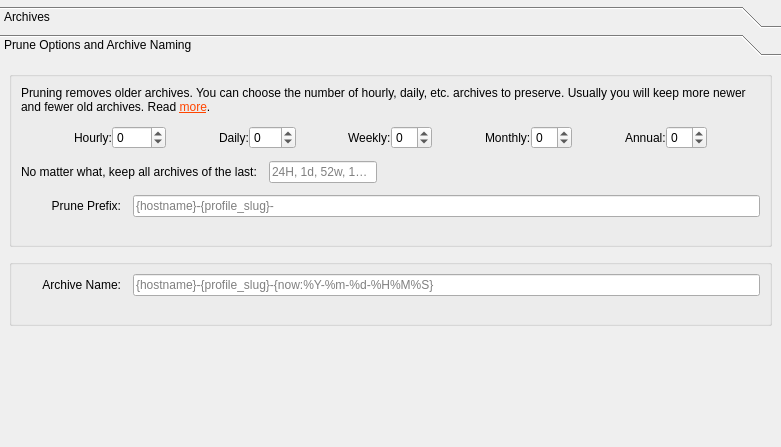
Old version of the form src/vorta/assets/UI/archive_tab.ui in the repository borgbase/vorta.
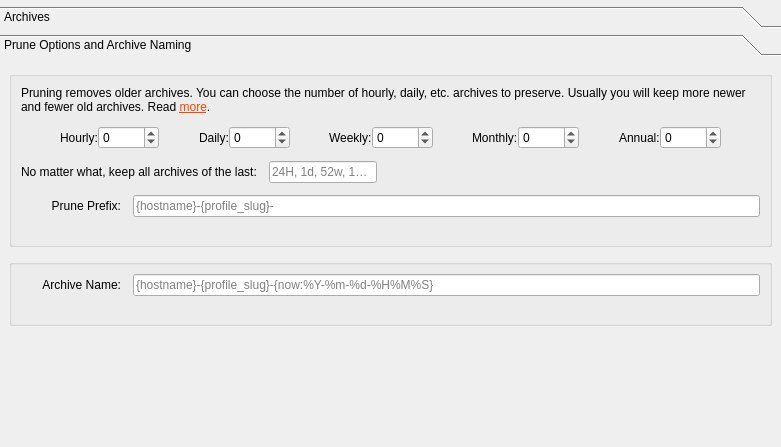
New version of the form. The open tabs and pages were chosen to show the change.

Commit message: Increase archive_tag.ui maximum keep_ limit.

Patch:
```diff
--- a/src/vorta/assets/UI/archive_tab.ui
+++ b/src/vorta/assets/UI/archive_tab.ui
@@ -427,7 +427,7 @@
                <number>-1</number>
               </property>
               <property name="maximum">
-               <number>9999</number>
+               <number>65535</number>
               </property>
              </widget>
             </item>
@@ -460,7 +460,7 @@
                <number>-1</number>
               </property>
               <property name="maximum">
-               <number>999</number>
+               <number>65535</number>
               </property>
              </widget>
             </item>
@@ -492,6 +492,9 @@
               <property name="minimum">
                <number>-1</number>
               </property>
+              <property name="maximum">
+               <number>65535</number>
+              </property>
              </widget>
             </item>
             <item>
@@ -522,6 +525,9 @@
               <property name="minimum">
                <number>-1</number>
               </property>
+              <property name="maximum">
+               <number>65535</number>
+              </property>
              </widget>
             </item>
             <item>
@@ -555,6 +561,9 @@
               <property name="minimum">
                <number>-1</number>
               </property>
+              <property name="maximum">
+               <number>65535</number>
+              </property>
              </widget>
             </item>
             <item>
```
